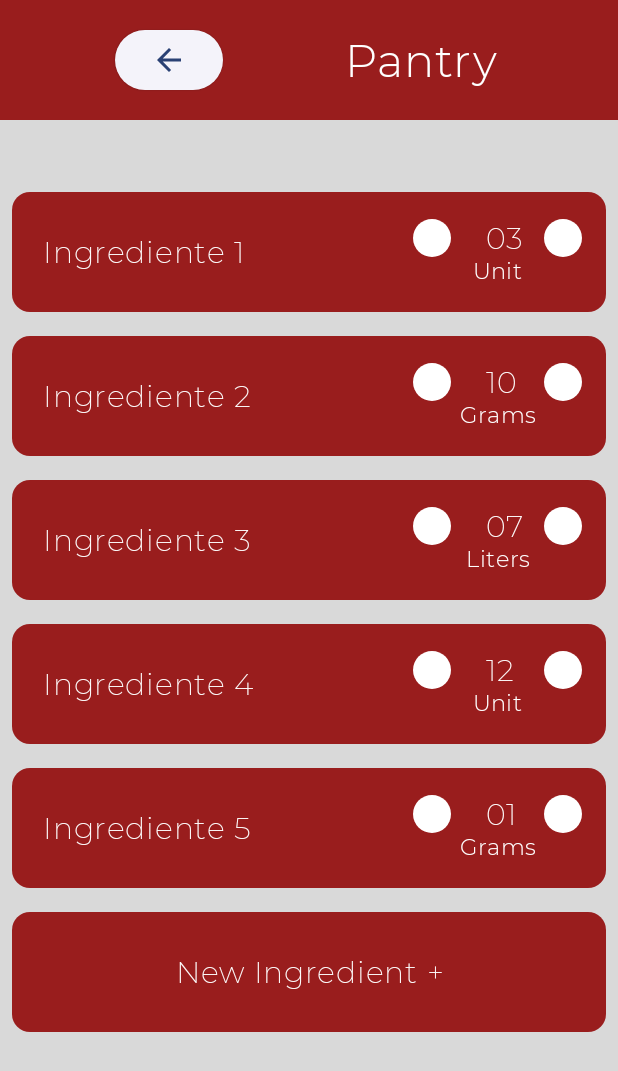
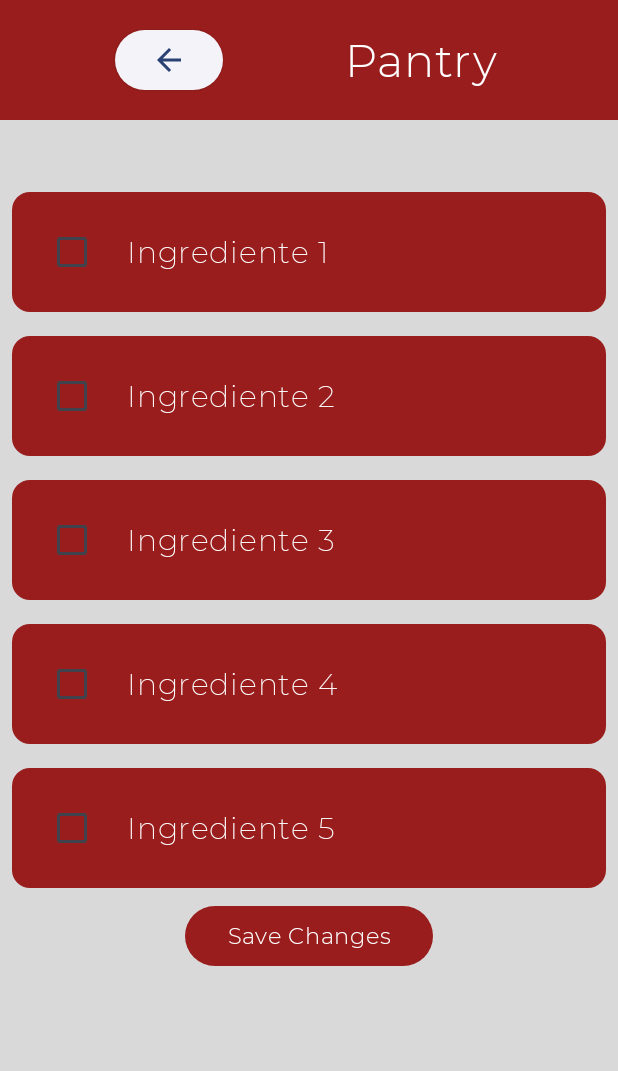
Before and after one commit to DiegoDuaS/ChefcitoRecipeApp, an Android app built with Jetpack Compose: the composable DespensaScreen shown on its own in the app's theme, on a phone screen of 412 x 824 dp. Shown: the top 1071 px of the screen. Run offline under Robolectric (Android 15) with nearby library versions, the phone set to English and light mode, and no system bars; 4 statements that could not run were skipped.

Commit message:
Despensa Cambio

```diff
--- a/app/src/main/java/com/example/chefcitorecipeapp/ui/Despensa/View/DespensaScreen.kt
+++ b/app/src/main/java/com/example/chefcitorecipeapp/ui/Despensa/View/DespensaScreen.kt
@@ -12,6 +12,7 @@ import androidx.compose.foundation.layout.fillMaxWidth
 import androidx.compose.foundation.layout.height
 import androidx.compose.foundation.layout.padding
 import androidx.compose.foundation.layout.size
+import androidx.compose.foundation.layout.width
 import androidx.compose.foundation.lazy.LazyColumn
 import androidx.compose.foundation.lazy.items
 import androidx.compose.foundation.shape.CircleShape
@@ -21,12 +22,15 @@ import androidx.compose.material3.Button
 import androidx.compose.material3.ButtonDefaults
 import androidx.compose.material3.Card
 import androidx.compose.material3.CardDefaults
+import androidx.compose.material3.Checkbox
 import androidx.compose.material3.ElevatedButton
 import androidx.compose.material3.Icon
 import androidx.compose.material3.MaterialTheme
 import androidx.compose.material3.Surface
 import androidx.compose.material3.Text
 import androidx.compose.runtime.Composable
+import androidx.compose.runtime.mutableStateListOf
+import androidx.compose.runtime.remember
 import androidx.compose.ui.Alignment
 import androidx.compose.ui.Modifier
 import androidx.compose.ui.graphics.Color
@@ -117,51 +121,34 @@ fun DespensaScreen(navController: NavController){
                     item{
                         Spacer(modifier = Modifier.height(40.dp))
                     }
-                    items(ingredientes){ ingrediente ->
-                        IngredienteCard(ingrediente)
+                    item{
+                        CheckBoxes(ingredientes = ingredientes)
                     }
                     item{
-                        Card(
+                        Column(
                             modifier = Modifier
                                 .fillMaxWidth()
-                                .padding(8.dp)
-                                .background(color = Fondo)
-                                .height(80.dp),
-                            colors = CardDefaults.cardColors(
-                                containerColor = ColorMain,
-                            ),
+                                .background(color = Fondo),
+                            horizontalAlignment = Alignment.CenterHorizontally
                         ){
-                            Box(
-                                modifier = Modifier
-                                    .fillMaxSize()
-                                    .padding(16.dp),
-                                contentAlignment = Alignment.Center
-                            ) {
-                                Column(
+                            Button(
+                                onClick = {
+
+                                },
+                                colors = ButtonDefaults.buttonColors(containerColor = ColorMain)
+                            ){
+                                Text(
+                                    text = stringResource(id = R.string.savechanges),
+                                    style = MaterialTheme.typography.bodySmall,
                                     modifier = Modifier
-                                        .fillMaxWidth()
-                                        .background(color = ColorMain),
-                                    horizontalAlignment = Alignment.CenterHorizontally
-                                ) {
-                                    Row(
-                                        modifier = Modifier
-                                            .fillMaxWidth(),
-                                        horizontalArrangement = Arrangement.Center,
-                                        verticalAlignment = Alignment.CenterVertically
-                                    ) {
-                                        Text(
-                                            text = stringResource(id = R.string.new_ingredient),
-                                            style = MaterialTheme.typography.bodyMedium,
-                                            modifier = Modifier
-                                                .padding(vertical = 0.dp)
-                                                .padding(horizontal = 4.dp),
-                                            textAlign = TextAlign.Center,
-                                            color = Color.White
-                                        )
-                                    }
-                                }
+                                        .padding(vertical = 0.dp)
+                                        .padding(horizontal = 4.dp),
+                                    textAlign = TextAlign.Center,
+                                    color = Color.White
+                                )
                             }
                         }
+
                     }
                 }
             }
@@ -169,123 +156,50 @@ fun DespensaScreen(navController: NavController){
     }
 }
 
-//Falta Funcionalidad para subir o bajar la canitdad de Ingedientes que tiene
-@SuppressLint("UnrememberedMutableState")
 @Composable
-fun IngredienteCard(ingrediente: IngredientesParaPreview){
-    Card(
+private fun CheckBoxes(ingredientes: List<IngredientesParaPreview>){
+
+    val checkedIngredients = remember { mutableStateListOf<IngredientesParaPreview>() }
+
+    Column(
         modifier = Modifier
             .fillMaxWidth()
-            .padding(8.dp)
-            .background(color = Fondo)
-            .height(80.dp),
-        colors = CardDefaults.cardColors(
-            containerColor = ColorMain,
-        ),
-    ){
-        Box(
-            modifier = Modifier
-                .fillMaxSize()
-                .padding(16.dp),
-            contentAlignment = Alignment.Center
-        ){
-            Row (
+            .background(color = Fondo),
+        horizontalAlignment = Alignment.CenterHorizontally
+    ) {
+        ingredientes.forEach { ingrediente ->
+            Card(
                 modifier = Modifier
-                    .fillMaxWidth(),
-                horizontalArrangement = Arrangement.SpaceBetween,
-                verticalAlignment = Alignment.CenterVertically
-            ){
-                Text(
-                    text = "${ingrediente.name}",
-                    style = MaterialTheme.typography.bodyMedium,
+                    .fillMaxWidth()
+                    .padding(8.dp)
+                    .background(color = Fondo)
+                    .height(80.dp),
+                colors = CardDefaults.cardColors(
+                    containerColor = ColorMain,
+                ),
+            ) {
+                Box(
                     modifier = Modifier
-                        .padding(vertical = 0.dp)
-                        .padding(horizontal = 4.dp),
-                    textAlign = TextAlign.Center,
-                    color = Color.White
-                )
-                Column(
-                    horizontalAlignment = Alignment.CenterHorizontally
-                ){
+                        .fillMaxSize()
+                        .padding(16.dp),
+                    contentAlignment = Alignment.Center
+                ) {
                     Row(
-                        horizontalArrangement = Arrangement.SpaceEvenly,
-                        verticalAlignment = Alignment.CenterVertically
-                    ){
-                        Button(
-                            onClick = { (ingrediente.cantidad - 1) },
-                            shape = CircleShape,
-                            modifier = Modifier
-                                .size(25.dp),
-                            colors = ButtonDefaults.buttonColors(containerColor = Color.White)
-                        ) {
-                            Text("-")
-                        }
-                        if(ingrediente.cantidad < 10) {
-                            Text(
-                                text = " \t 0${ingrediente.cantidad} \t",
-                                style = MaterialTheme.typography.bodyMedium,
-                                modifier = Modifier
-                                    .padding(vertical = 0.dp)
-                                    .padding(horizontal = 4.dp),
-                                textAlign = TextAlign.Center,
-                                color = Color.White
-                            )
-                        }
-                        else{
-                            Text(
-                                text = " \t ${ingrediente.cantidad} \t",
-                                style = MaterialTheme.typography.bodyMedium,
-                                modifier = Modifier
-                                    .padding(vertical = 0.dp)
-                                    .padding(horizontal = 4.dp),
-                                textAlign = TextAlign.Center,
-                                color = Color.White
-                            )
-                        }
-                        Button(
-                            onClick = { (ingrediente.cantidad + 1) },
-                            shape = CircleShape,
-                            modifier = Modifier
-                                .size(25.dp),
-                            colors = ButtonDefaults.buttonColors(containerColor = Color.White)
-                        ) {
-                            Text(
-                                text = "+",
-                                style = MaterialTheme.typography.bodySmall,
-                                modifier = Modifier
-                                    .padding(vertical = 0.dp)
-                                    .padding(horizontal = 4.dp),
-                                textAlign = TextAlign.Center,
-                                color = Color.Black
-                            )
-                        }
-                    }
-                    if(ingrediente.tipo.equals("Unidad")){
+                        modifier = Modifier.fillMaxWidth(),
+                        verticalAlignment = Alignment.CenterVertically,
+                    ) {
+                        Checkbox(checked = checkedIngredients.contains(ingrediente),
+                            onCheckedChange = { isChecked ->
+                                if (isChecked) {
+                                    checkedIngredients.add(ingrediente)
+                                } else {
+                                    checkedIngredients.remove(ingrediente)
+                                }
+                            })
+                        Spacer(modifier = Modifier.width(8.dp))
                         Text(
-                            text = stringResource(id = R.string.unit),
-                            style = MaterialTheme.typography.bodySmall,
-                            modifier = Modifier
-                                .padding(vertical = 0.dp)
-                                .padding(horizontal = 4.dp),
-                            textAlign = TextAlign.Center,
-                            color = Color.White
-                        )
-                    }
-                    else if(ingrediente.tipo.equals("Litro")){
-                        Text(
-                            text = stringResource(id = R.string.liters),
-                            style = MaterialTheme.typography.bodySmall,
-                            modifier = Modifier
-                                .padding(vertical = 0.dp)
-                                .padding(horizontal = 4.dp),
-                            textAlign = TextAlign.Center,
-                            color = Color.White
-                        )
-                    }
-                    else if(ingrediente.tipo.equals("Gramos")){
-                        Text(
-                            text = stringResource(id = R.string.grams),
-                            style = MaterialTheme.typography.bodySmall,
+                            text = ingrediente.name,
+                            style = MaterialTheme.typography.bodyMedium,
                             modifier = Modifier
                                 .padding(vertical = 0.dp)
                                 .padding(horizontal = 4.dp),
@@ -294,6 +208,7 @@ fun IngredienteCard(ingrediente: IngredientesParaPreview){
                         )
                     }
                 }
+
             }
         }
     }
--- a/app/src/main/java/com/example/chefcitorecipeapp/ui/NuevaReceta/View/NuevaRecetaScreen.kt
+++ b/app/src/main/java/com/example/chefcitorecipeapp/ui/NuevaReceta/View/NuevaRecetaScreen.kt
@@ -387,7 +387,12 @@ private fun CheckBoxes(ingredientes: List<IngredientesParaPreview>){
 
     val checkedIngredients = remember { mutableStateListOf<IngredientesParaPreview>() }
 
-    Column {
+    Column(
+        modifier = Modifier
+            .fillMaxWidth()
+            .background(color = ColorMain),
+        horizontalAlignment = Alignment.CenterHorizontally
+    ) {
         ingredientes.forEach { ingrediente ->
             Row(
                 modifier = Modifier.fillMaxWidth(),
@@ -395,7 +400,8 @@ private fun CheckBoxes(ingredientes: List<IngredientesParaPreview>){
             ) {
                 Row(
                     modifier = Modifier.fillMaxWidth(),
-                    verticalAlignment = Alignment.CenterVertically
+                    verticalAlignment = Alignment.CenterVertically,
+
                 ) {
                     Checkbox(checked = checkedIngredients.contains(ingrediente),
                         onCheckedChange = { isChecked ->
--- a/app/src/main/res/values/strings.xml
+++ b/app/src/main/res/values/strings.xml
@@ -25,4 +25,5 @@
     <string name="signin">Sign In</string>
     <string name="questionusaurio">New User?</string>
     <string name="mensajestart">Start your chef journey</string>
+    <string name="savechanges">Save Changes</string>
 </resources>
```
Also changed, not shown: 2 other files.
